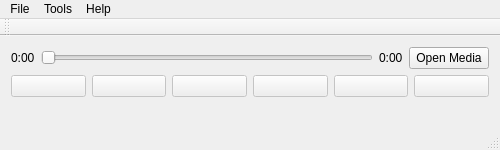
Before: the Qt Designer form xmpmainwindow.ui in sonulohani/xplicitmusicplayer, drawn with Qt 5.
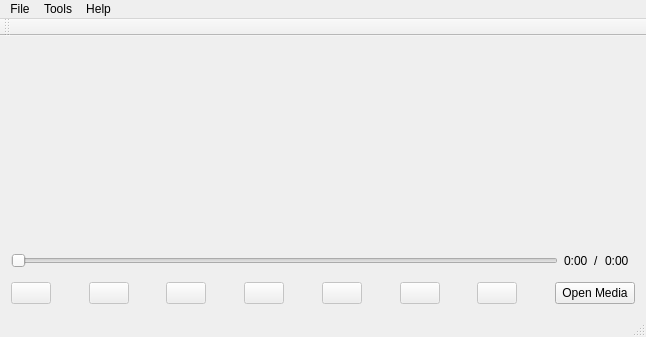
After: the same form once the commit is applied.

The edit to the form file:
```diff
--- a/xmpmainwindow.ui
+++ b/xmpmainwindow.ui
@@ -6,8 +6,8 @@
    <rect>
     <x>0</x>
     <y>0</y>
-    <width>500</width>
-    <height>148</height>
+    <width>646</width>
+    <height>337</height>
    </rect>
   </property>
   <property name="windowTitle">
@@ -16,41 +16,127 @@
   <widget class="QWidget" name="centralWidget">
    <layout class="QGridLayout" name="gridLayout">
     <item row="0" column="0">
-     <layout class="QHBoxLayout" name="horizontalLayout">
+     <layout class="QVBoxLayout" name="verticalLayout_3">
       <item>
-       <widget class="QLabel" name="startTimeLabel">
-        <property name="text">
-         <string>0:00</string>
-        </property>
-       </widget>
+       <layout class="QHBoxLayout" name="horizontalLayout_2">
+        <item>
+         <spacer name="horizontalSpacer">
+          <property name="orientation">
+           <enum>Qt::Horizontal</enum>
+          </property>
+          <property name="sizeHint" stdset="0">
+           <size>
+            <width>40</width>
+            <height>20</height>
+           </size>
+          </property>
+         </spacer>
+        </item>
+        <item>
+         <widget class="QLabel" name="albumArtLabel">
+          <property name="minimumSize">
+           <size>
+            <width>80</width>
+            <height>80</height>
+           </size>
+          </property>
+          <property name="text">
+           <string/>
+          </property>
+         </widget>
+        </item>
+        <item>
+         <spacer name="horizontalSpacer_2">
+          <property name="orientation">
+           <enum>Qt::Horizontal</enum>
+          </property>
+          <property name="sizeHint" stdset="0">
+           <size>
+            <width>40</width>
+            <height>20</height>
+           </size>
+          </property>
+         </spacer>
+        </item>
+       </layout>
       </item>
       <item>
-       <widget class="QSlider" name="playerSlider">
-        <property name="enabled">
-         <bool>false</bool>
-        </property>
-        <property name="orientation">
-         <enum>Qt::Horizontal</enum>
-        </property>
-       </widget>
-      </item>
-      <item>
-       <widget class="QLabel" name="finishTimeLabel">
-        <property name="text">
-         <string>0:00</string>
-        </property>
-       </widget>
-      </item>
-      <item>
-       <widget class="QPushButton" name="openMediaButton">
-        <property name="text">
-         <string>Open Media</string>
-        </property>
-       </widget>
+       <layout class="QVBoxLayout" name="verticalLayout_2">
+        <item>
+         <layout class="QVBoxLayout" name="verticalLayout">
+          <item>
+           <widget class="QLabel" name="songNameLabel">
+            <property name="text">
+             <string/>
+            </property>
+           </widget>
+          </item>
+          <item>
+           <widget class="QLabel" name="artistLabel">
+            <property name="text">
+             <string/>
+            </property>
+           </widget>
+          </item>
+          <item>
+           <widget class="QLabel" name="albumLabel">
+            <property name="text">
+             <string/>
+            </property>
+           </widget>
+          </item>
+          <item>
+           <widget class="QLabel" name="bitrateLabel">
+            <property name="text">
+             <string/>
+            </property>
+           </widget>
+          </item>
+         </layout>
+        </item>
+        <item>
+         <layout class="QHBoxLayout" name="horizontalLayout">
+          <item>
+           <widget class="QSlider" name="playerSlider">
+            <property name="enabled">
+             <bool>false</bool>
+            </property>
+            <property name="orientation">
+             <enum>Qt::Horizontal</enum>
+            </property>
+           </widget>
+          </item>
+          <item>
+           <widget class="QLabel" name="startTimeLabel">
+            <property name="text">
+             <string>0:00</string>
+            </property>
+           </widget>
+          </item>
+          <item>
+           <widget class="QLabel" name="label">
+            <property name="text">
+             <string>/</string>
+            </property>
+           </widget>
+          </item>
+          <item>
+           <widget class="QLabel" name="finishTimeLabel">
+            <property name="text">
+             <string>0:00</string>
+            </property>
+           </widget>
+          </item>
+         </layout>
+        </item>
+       </layout>
       </item>
      </layout>
     </item>
-    <item row="1" column="0">
+    <item row="0" column="1">
+     <widget class="QWidget" name="playListWidget" native="true"/>
+    </item>
+    <item row="1" column="0" colspan="2">
      <layout class="QHBoxLayout" name="horizontalLayout_3">
       <item>
        <widget class="QPushButton" name="previousPushButton">
@@ -62,6 +148,19 @@
         </property>
        </widget>
       </item>
+      <item>
+       <spacer name="horizontalSpacer_3">
+        <property name="orientation">
+         <enum>Qt::Horizontal</enum>
+        </property>
+        <property name="sizeHint" stdset="0">
+         <size>
+          <width>13</width>
+          <height>20</height>
+         </size>
+        </property>
+       </spacer>
+      </item>
       <item>
        <widget class="QPushButton" name="playPushButton">
         <property name="enabled">
@@ -72,6 +171,42 @@
         </property>
        </widget>
       </item>
+      <item>
+       <spacer name="horizontalSpacer_9">
+        <property name="orientation">
+         <enum>Qt::Horizontal</enum>
+        </property>
+        <property name="sizeHint" stdset="0">
+         <size>
+          <width>13</width>
+          <height>20</height>
+         </size>
+        </property>
+       </spacer>
+      </item>
+      <item>
+       <widget class="QPushButton" name="stopPushButton">
+        <property name="enabled">
+         <bool>false</bool>
+        </property>
+        <property name="text">
+         <string/>
+        </property>
+       </widget>
+      </item>
+      <item>
+       <spacer name="horizontalSpacer_4">
+        <property name="orientation">
+         <enum>Qt::Horizontal</enum>
+        </property>
+        <property name="sizeHint" stdset="0">
+         <size>
+          <width>13</width>
+          <height>20</height>
+         </size>
+        </property>
+       </spacer>
+      </item>
       <item>
        <widget class="QPushButton" name="nextPushButton">
         <property name="enabled">
@@ -82,6 +217,19 @@
         </property>
        </widget>
       </item>
+      <item>
+       <spacer name="horizontalSpacer_5">
+        <property name="orientation">
+         <enum>Qt::Horizontal</enum>
+        </property>
+        <property name="sizeHint" stdset="0">
+         <size>
+          <width>13</width>
+          <height>20</height>
+         </size>
+        </property>
+       </spacer>
+      </item>
       <item>
        <widget class="QPushButton" name="volumePushButton">
         <property name="enabled">
@@ -92,6 +240,19 @@
         </property>
        </widget>
       </item>
+      <item>
+       <spacer name="horizontalSpacer_6">
+        <property name="orientation">
+         <enum>Qt::Horizontal</enum>
+        </property>
+        <property name="sizeHint" stdset="0">
+         <size>
+          <width>13</width>
+          <height>20</height>
+         </size>
+        </property>
+       </spacer>
+      </item>
       <item>
        <widget class="QPushButton" name="shufflePushButton">
         <property name="enabled">
@@ -102,6 +263,19 @@
         </property>
        </widget>
       </item>
+      <item>
+       <spacer name="horizontalSpacer_7">
+        <property name="orientation">
+         <enum>Qt::Horizontal</enum>
+        </property>
+        <property name="sizeHint" stdset="0">
+         <size>
+          <width>13</width>
+          <height>20</height>
+         </size>
+        </property>
+       </spacer>
+      </item>
       <item>
        <widget class="QPushButton" name="repeatPushButton">
         <property name="enabled">
@@ -112,35 +286,23 @@
         </property>
        </widget>
       </item>
-     </layout>
-    </item>
-    <item row="2" column="0">
-     <layout class="QHBoxLayout" name="horizontalLayout_2">
       <item>
-       <widget class="QLabel" name="songNameLabel">
-        <property name="text">
-         <string/>
+       <spacer name="horizontalSpacer_8">
+        <property name="orientation">
+         <enum>Qt::Horizontal</enum>
         </property>
-       </widget>
-      </item>
-      <item>
-       <widget class="QLabel" name="artistLabel">
-        <property name="text">
-         <string/>
+        <property name="sizeHint" stdset="0">
+         <size>
+          <width>13</width>
+          <height>20</height>
+         </size>
         </property>
-       </widget>
+       </spacer>
       </item>
       <item>
-       <widget class="QLabel" name="albumLabel">
+       <widget class="QPushButton" name="openMediaButton">
         <property name="text">
-         <string/>
-        </property>
-       </widget>
-      </item>
-      <item>
-       <widget class="QLabel" name="bitrateLabel">
-        <property name="text">
-         <string/>
+         <string>Open Media</string>
         </property>
        </widget>
       </item>
@@ -153,7 +315,7 @@
     <rect>
      <x>0</x>
      <y>0</y>
-     <width>500</width>
+     <width>646</width>
      <height>21</height>
     </rect>
    </property>
```
